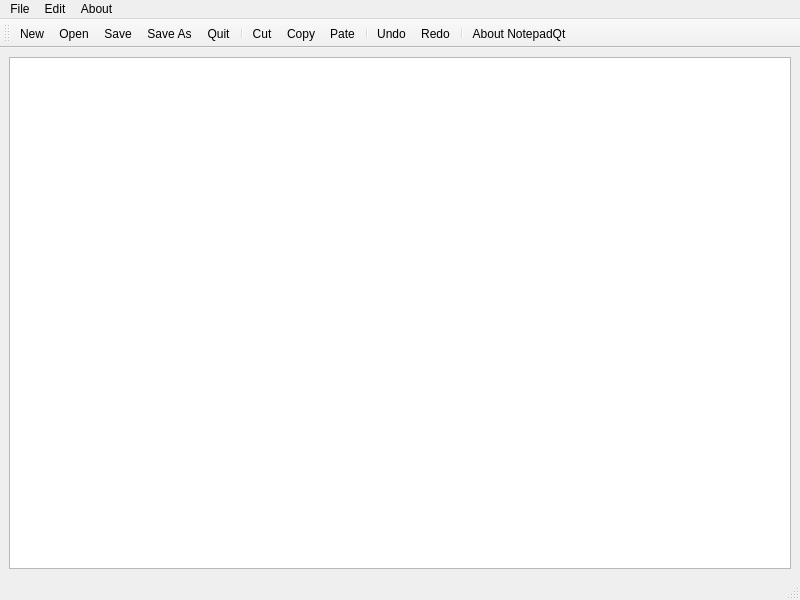
The window that mainwindow.ui (haseeb-heaven/NotepadQt) describes before a commit, drawn with Qt 5.
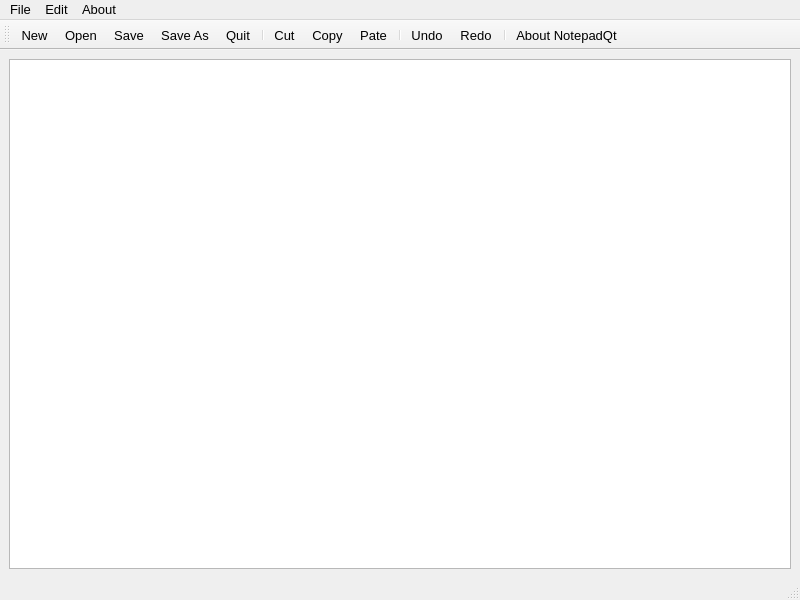
The same window after the commit. Icons and pictures are not drawn.

Diff of the .ui file:
```diff
--- a/mainwindow.ui
+++ b/mainwindow.ui
@@ -10,6 +10,14 @@
     <height>600</height>
    </rect>
   </property>
+  <property name="font">
+   <font>
+    <pointsize>10</pointsize>
+   </font>
+  </property>
+  <property name="cursor">
+   <cursorShape>WhatsThisCursor</cursorShape>
+  </property>
   <property name="windowTitle">
    <string>Notepad - Qt</string>
   </property>
@@ -23,6 +31,12 @@
       <property name="autoFillBackground">
        <bool>false</bool>
       </property>
+      <property name="frameShape">
+       <enum>QFrame::StyledPanel</enum>
+      </property>
+      <property name="verticalScrollBarPolicy">
+       <enum>Qt::ScrollBarAlwaysOff</enum>
+      </property>
      </widget>
     </item>
    </layout>
@@ -33,7 +47,7 @@
      <x>0</x>
      <y>0</y>
      <width>800</width>
-     <height>25</height>
+     <height>28</height>
     </rect>
    </property>
    <widget class="QMenu" name="menuFile">
```
